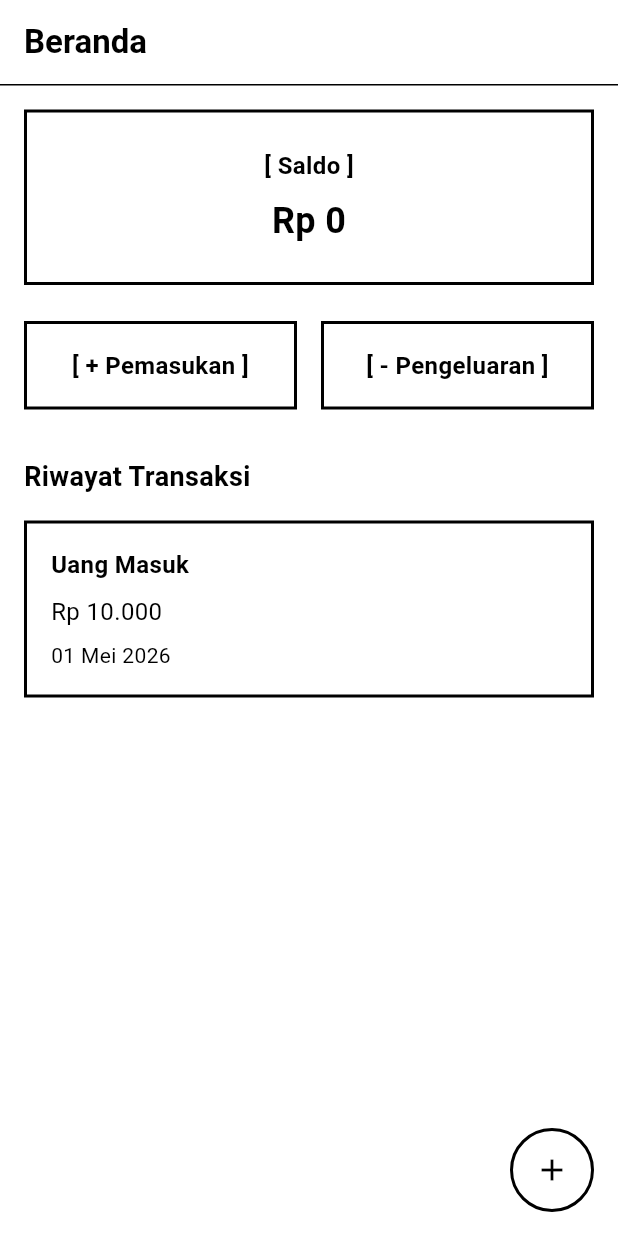
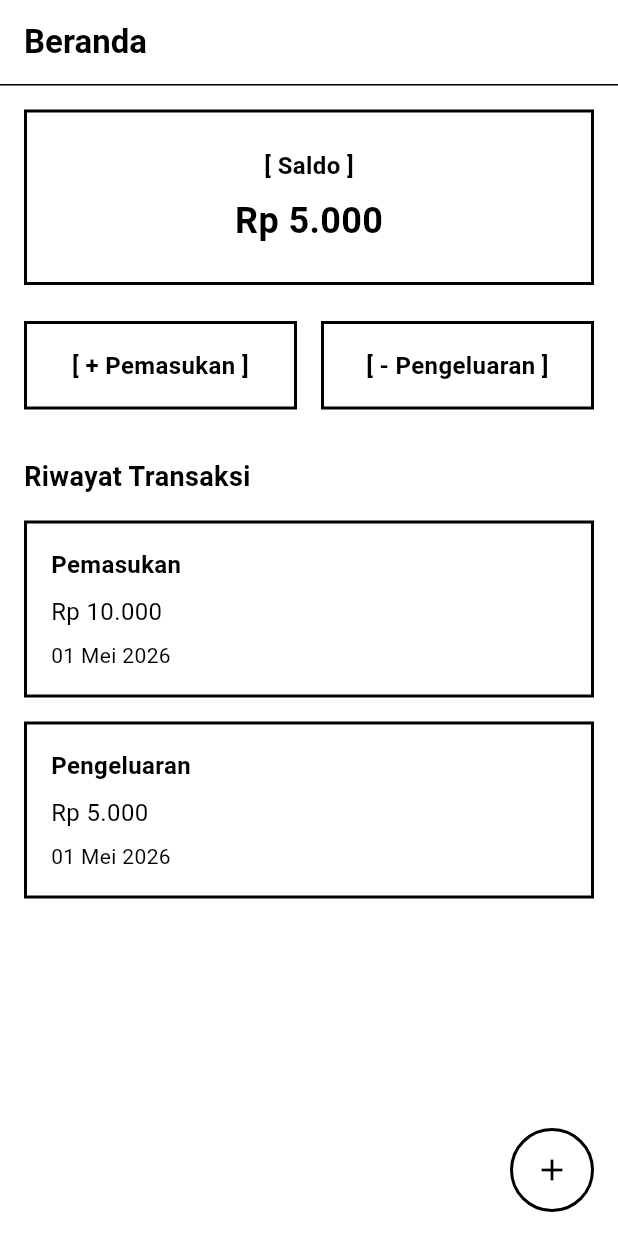
Before and after one commit to hifnikhalid18-lang/Smartkas, a Flutter app: the screen it shows after launch, on a phone screen of 412 x 824 dp. Run offline on Flutter 3.47's test engine with Material 3 defaults, Android fonts, the phone set to English and light mode, and no system bars.

Commit message:
feat: add dummy transaction data to home screen

```diff
--- a/lib/screens/home_screen.dart
+++ b/lib/screens/home_screen.dart
@@ -36,7 +36,7 @@ class HomeScreen extends StatelessWidget {
           crossAxisAlignment: CrossAxisAlignment.stretch,
           children: [
             // Saldo Total Card Component
-            const SaldoCard(amount: 'Rp 0'),
+            const SaldoCard(amount: 'Rp 5.000'),
             const SizedBox(height: 24),
 
             // Menu Cards
@@ -79,8 +79,13 @@ class HomeScreen extends StatelessWidget {
               child: ListView(
                 children: const [
                   TransactionItem(
-                    title: 'Uang Masuk',
+                    title: 'Pemasukan',
                     amount: 'Rp 10.000',
+                    date: '01 Mei 2026',
+                  ),
+                  TransactionItem(
+                    title: 'Pengeluaran',
+                    amount: 'Rp 5.000',
                     date: '01 Mei 2026',
                   ),
                 ],
```
